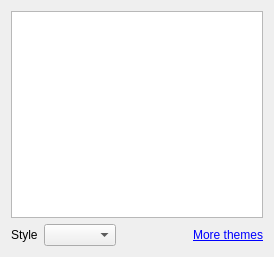
psi-im/psi, file src/options/opt_theme.ui: the form before one commit.
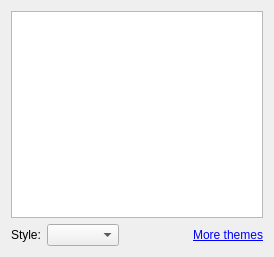
The form after the commit. Custom widgets are drawn as their Qt base class.

Commit message: Add color as for other similar UI elements

The edit to the form file:
```diff
--- a/src/options/opt_theme.ui
+++ b/src/options/opt_theme.ui
@@ -45,7 +45,7 @@
      <item>
       <widget class="QLabel" name="lbl_style">
        <property name="text">
-        <string>Style</string>
+        <string>Style:</string>
        </property>
       </widget>
      </item>
```
The commit also changes 1 other file.
